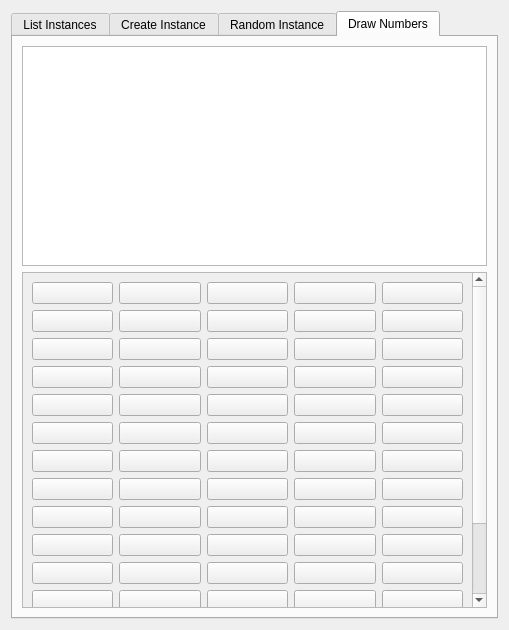
The window that QtBingoClient/managegamewidget.ui (jowin202/bingo) describes before a commit, drawn with Qt 5.
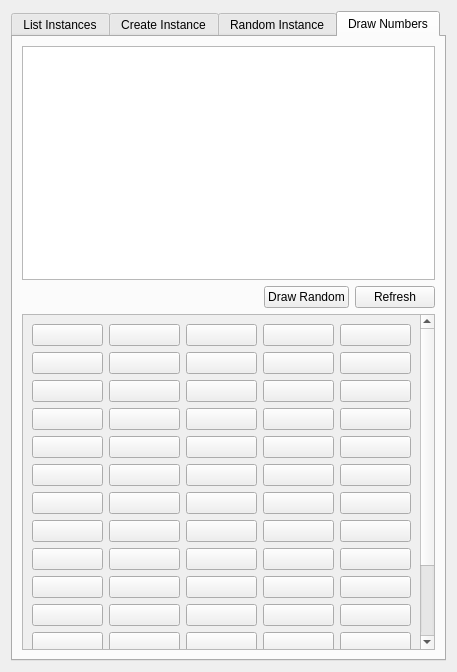
The same window after the commit. Custom widgets are drawn as their Qt base class.

Diff of the .ui file:
```diff
--- a/QtBingoClient/managegamewidget.ui
+++ b/QtBingoClient/managegamewidget.ui
@@ -6,8 +6,8 @@
    <rect>
     <x>0</x>
     <y>0</y>
-    <width>509</width>
-    <height>630</height>
+    <width>457</width>
+    <height>672</height>
    </rect>
   </property>
   <property name="windowTitle">
@@ -925,7 +925,10 @@
        <string>Draw Numbers</string>
       </attribute>
       <layout class="QGridLayout" name="gridLayout_9">
-       <item row="1" column="0">
+       <item row="0" column="0">
+        <widget class="QPlainTextEdit" name="drawn_numbers_view"/>
+       </item>
+       <item row="2" column="0">
         <widget class="QScrollArea" name="scrollArea">
          <property name="widgetResizable">
           <bool>true</bool>
@@ -935,7 +938,7 @@
            <rect>
             <x>0</x>
             <y>0</y>
-            <width>452</width>
+            <width>400</width>
             <height>608</height>
            </rect>
           </property>
@@ -1473,8 +1476,36 @@
          </widget>
         </widget>
        </item>
-       <item row="0" column="0">
-        <widget class="QPlainTextEdit" name="plainTextEdit"/>
+       <item row="1" column="0">
+        <layout class="QHBoxLayout" name="horizontalLayout_2">
+         <item>
+          <spacer name="horizontalSpacer_5">
+           <property name="orientation">
+            <enum>Qt::Horizontal</enum>
+           </property>
+           <property name="sizeHint" stdset="0">
+            <size>
+             <width>40</width>
+             <height>20</height>
+            </size>
+           </property>
+          </spacer>
+         </item>
+         <item>
+          <widget class="QPushButton" name="draw_random_button">
+           <property name="text">
+            <string>Draw Random</string>
+           </property>
+          </widget>
+         </item>
+         <item>
+          <widget class="QPushButton" name="refresh_drawn_nums_button">
+           <property name="text">
+            <string>Refresh</string>
+           </property>
+          </widget>
+         </item>
+        </layout>
        </item>
       </layout>
      </widget>
@@ -1482,6 +1513,13 @@
    </item>
   </layout>
  </widget>
+ <customwidgets>
+  <customwidget>
+   <class>QTableViewBoard</class>
+   <extends>QTableView</extends>
+   <header>qtableviewboard.h</header>
+  </customwidget>
+ </customwidgets>
  <tabstops>
   <tabstop>btn1</tabstop>
   <tabstop>btn2</tabstop>
```
Left out of the diff: 29 changed lines with no effect on the pictures.
